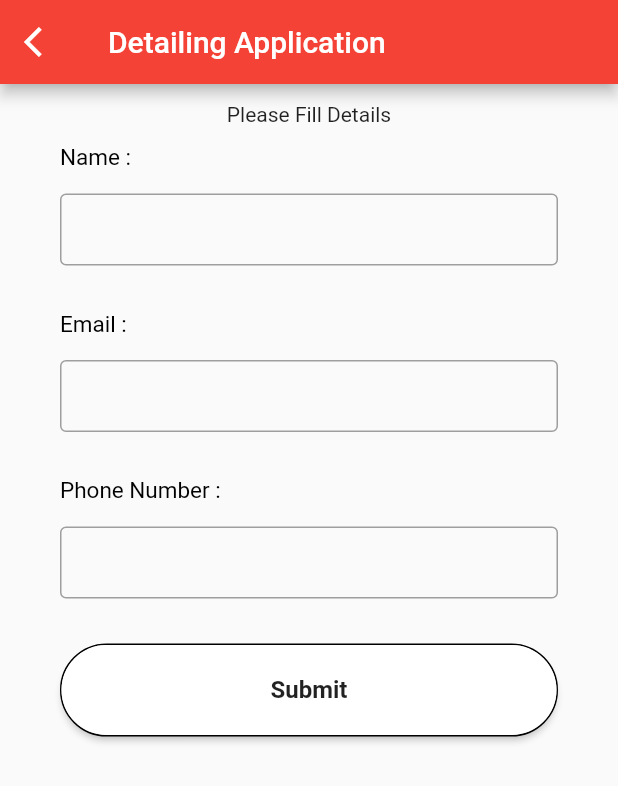
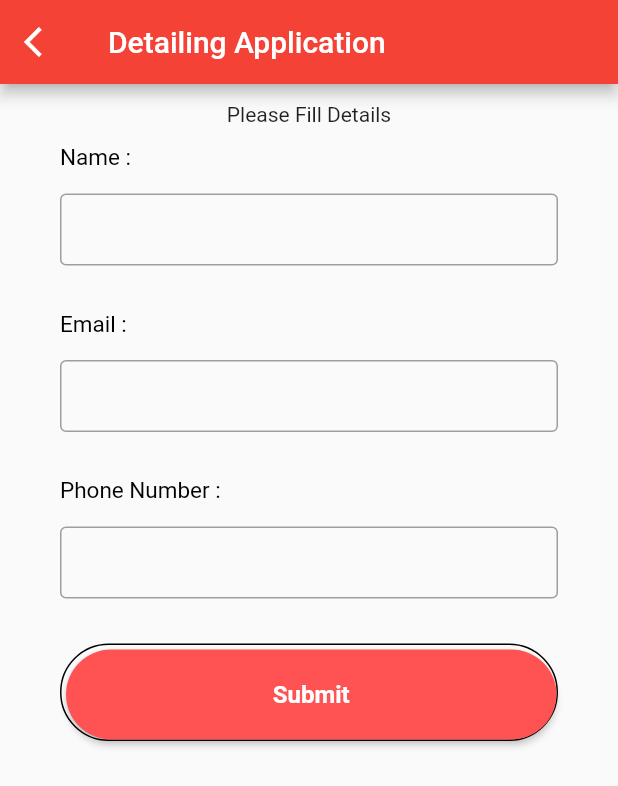
Before and after one commit to Dhaval-Thummar-529/InputValidation, a Flutter app: the screen it shows after launch, on a phone screen of 412 x 824 dp. Shown: the top 786 px of the screen. Run offline on Flutter 3.47's test engine with Material 2 defaults, Android fonts, the phone set to English and light mode, and no system bars.

Commit message:
added loader on submit.

```diff
--- a/lib/main.dart
+++ b/lib/main.dart
@@ -1,3 +1,5 @@
+import 'dart:async';
+
 import 'package:details_application/secondScreen.dart';
 import 'package:flutter/material.dart';
 
@@ -29,6 +31,7 @@ class myHomePage extends StatefulWidget {
 
 class _myHomePage extends State<myHomePage> {
   var visible = false;
+  bool isLoading = false;
   final _controller = TextEditingController();
   final _phone = TextEditingController();
   final _email = TextEditingController();
@@ -69,7 +72,7 @@ class _myHomePage extends State<myHomePage> {
         ),
         leading: IconButton(
           icon: const Icon(Icons.arrow_back_ios),
-          onPressed: loadProgress,
+          onPressed: () {},
         ),
       ),
       body: SafeArea(
@@ -198,7 +201,13 @@ class _myHomePage extends State<myHomePage> {
               ),
               Padding(
                 padding: const EdgeInsets.symmetric(horizontal: 40),
-                child: Container(
+                child: isLoading
+                    ? const CircularProgressIndicator(
+                        color: Colors.redAccent,
+                        strokeWidth: 5.0,
+                      )
+                    : Container(
+                        padding: const EdgeInsets.only(top: 3, left: 3),
                         decoration: BoxDecoration(
                           borderRadius: BorderRadius.circular(40),
                           border: const Border(
@@ -220,7 +229,8 @@ class _myHomePage extends State<myHomePage> {
                                 RegExp(r"^[a-zA-Z\d.]+@[a-zA-Z\d]+\.[a-zA-Z]+");
                             if (text.isEmpty) {
                               showSnackBar(
-                            label: "Please enter name!", context: context);
+                                  label: "Please enter name!",
+                                  context: context);
                               focusNode1.requestFocus();
                             } else if (!nameRegExp.hasMatch(text)) {
                               showSnackBar(
@@ -229,7 +239,8 @@ class _myHomePage extends State<myHomePage> {
                               focusNode1.requestFocus();
                             } else if (email.isEmpty) {
                               showSnackBar(
-                            label: "Please enter email!", context: context);
+                                  label: "Please enter email!",
+                                  context: context);
                               focusNode2.requestFocus();
                             } else if (!emailRegExp.hasMatch(email)) {
                               showSnackBar(
@@ -241,28 +252,39 @@ class _myHomePage extends State<myHomePage> {
                                   label: "Please enter phone number!",
                                   context: context);
                               focusNode3.requestFocus();
-                      } else if (!emailRegExp.hasMatch(email)) {
+                            } else if (!phoneRegExp.hasMatch(phone)) {
                               showSnackBar(
                                   label: "Please enter valid phone number!",
                                   context: context);
                               focusNode3.requestFocus();
                             } else {
                               FocusManager.instance.primaryFocus!.unfocus();
+                              if (isLoading) return;
+                              setState(() {
+                                isLoading = true;
+                              });
+                              Timer(
+                                  const Duration(seconds: 3),
+                                  () =>
                                       Navigator.push(
                                       context,
                                       MaterialPageRoute(
                                           builder: (context) => secondScreen(
-                                    name: text, email: email, phone: phone)));
+                                              name: text,
+                                              email: email,
+                                              phone: phone))));
                             }
                           },
                           height: 60,
-                    color: Colors.white,
+                          color: Colors.redAccent,
                           shape: RoundedRectangleBorder(
                               borderRadius: BorderRadius.circular(40)),
                           child: const Text(
                             "Submit",
-                      style:
-                          TextStyle(fontWeight: FontWeight.w600, fontSize: 16),
+                            style: TextStyle(
+                                color: Colors.white,
+                                fontWeight: FontWeight.w600,
+                                fontSize: 16),
                           ),
                         ),
                       ),
```
Also changed, not shown: lib/secondScreen.dart (+25 -12 lines). Lines whose indentation alone changed are shown as unchanged.
